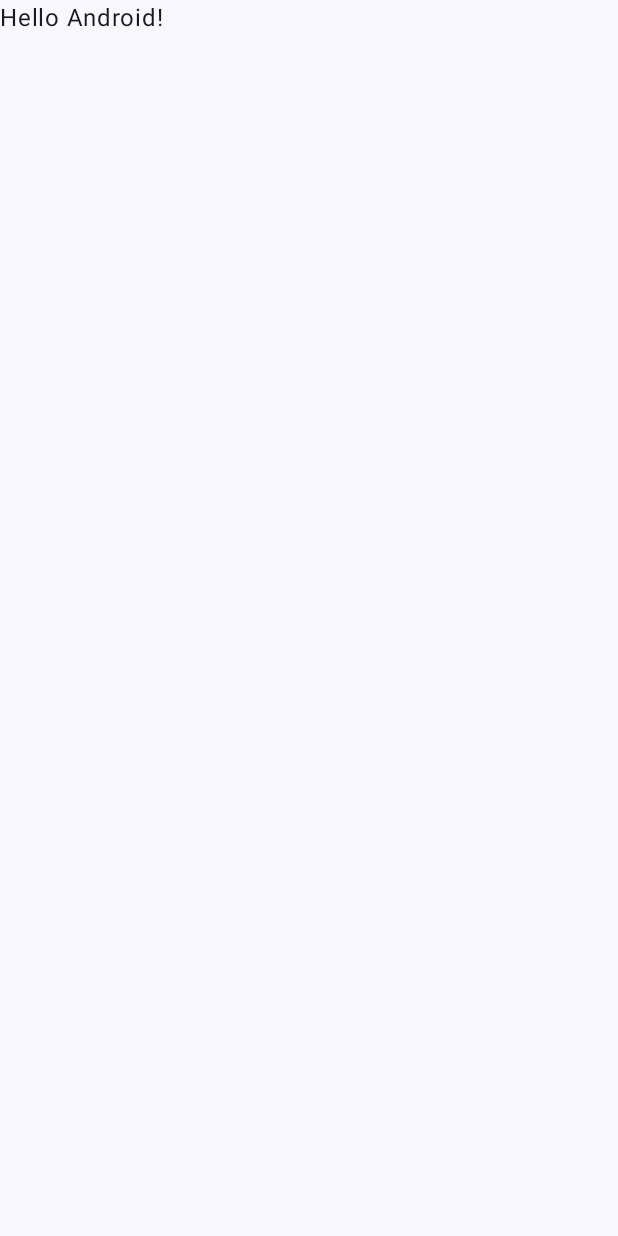
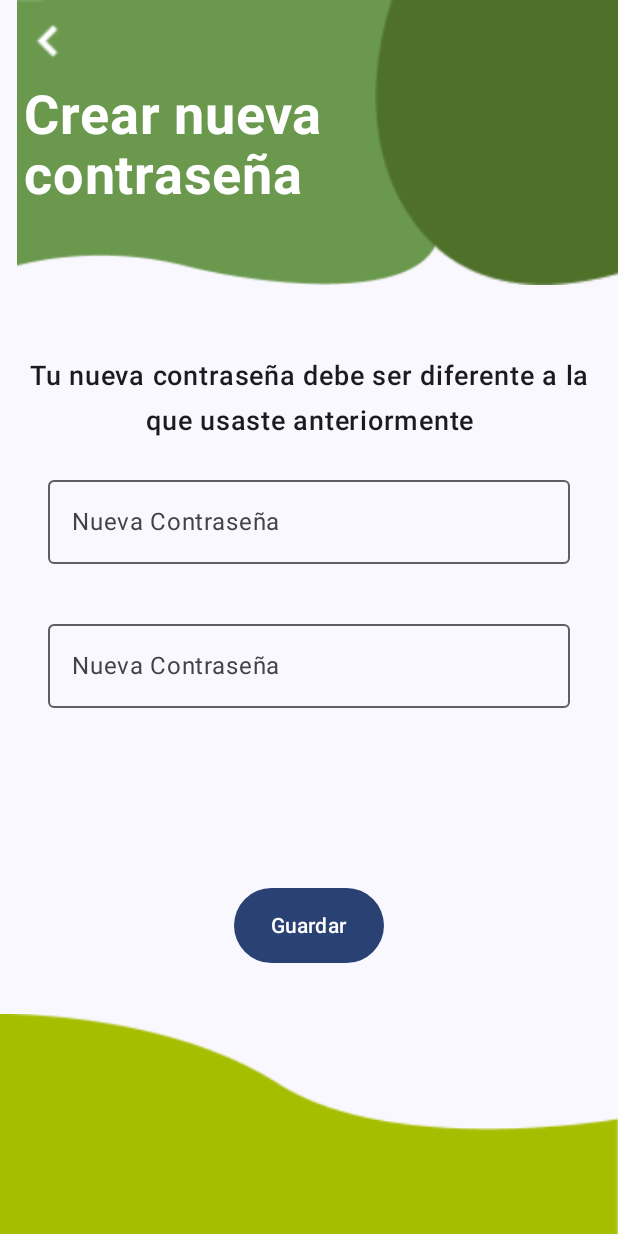
Before and after one commit to marcoolucio17/LechendasApp, an Android app built with Jetpack Compose: the screen it shows after launch (MainActivity), on a phone screen of 412 x 824 dp. Before the commit the screen is almost empty. Run offline under Robolectric (Android 15) with nearby library versions, the phone set to English and light mode, and no system bars.

Commit message:
new password finished and login started

```diff
--- a/app/src/main/java/com/example/lechendasapp/MainActivity.kt
+++ b/app/src/main/java/com/example/lechendasapp/MainActivity.kt
@@ -11,6 +11,7 @@ import androidx.compose.material3.Text
 import androidx.compose.runtime.Composable
 import androidx.compose.ui.Modifier
 import androidx.compose.ui.tooling.preview.Preview
+import com.example.lechendasapp.Views.NewPasswordScreen
 import com.example.lechendasapp.ui.theme.LechendasAppTheme
 
 class MainActivity : ComponentActivity() {
@@ -19,29 +20,8 @@ class MainActivity : ComponentActivity() {
         enableEdgeToEdge()
         setContent {
             LechendasAppTheme {
-                Scaffold(modifier = Modifier.fillMaxSize()) { innerPadding ->
-                    Greeting(
-                        name = "Android",
-                        modifier = Modifier.padding(innerPadding)
-                    )
+                NewPasswordScreen()
                 }
             }
         }
     }
-}
-
-@Composable
-fun Greeting(name: String, modifier: Modifier = Modifier) {
-    Text(
-        text = "Hello $name!",
-        modifier = modifier
-    )
-}
-
-@Preview(showBackground = true)
-@Composable
-fun GreetingPreview() {
-    LechendasAppTheme {
-        Greeting("Android")
-    }
-}
--- /dev/null
+++ b/app/src/main/java/com/example/lechendasapp/Views/New Password.kt
@@ -0,0 +1,244 @@
+package com.example.lechendasapp.Views
+
+import android.os.Bundle
+import androidx.activity.ComponentActivity
+import androidx.activity.compose.setContent
+import androidx.compose.foundation.Image
+import androidx.compose.foundation.background
+import androidx.compose.foundation.layout.*
+import androidx.compose.material3.*
+import androidx.compose.runtime.Composable
+import androidx.compose.ui.Alignment
+import androidx.compose.ui.Modifier
+import androidx.compose.ui.geometry.Size
+import androidx.compose.ui.graphics.Color
+import androidx.compose.ui.res.painterResource
+import androidx.compose.ui.text.font.FontWeight
+import androidx.compose.ui.text.style.TextAlign
+import androidx.compose.ui.tooling.preview.Preview
+import androidx.compose.ui.unit.dp
+import androidx.compose.ui.unit.sp
+import com.example.lechendasapp.ui.theme.LechendasAppTheme
+import com.example.lechendasapp.R // Import the R file that links your resources
+import androidx.compose.foundation.layout.fillMaxWidth
+import androidx.compose.foundation.layout.padding
+import androidx.compose.material3.OutlinedTextField
+import androidx.compose.material3.Text
+import androidx.compose.runtime.*
+import androidx.compose.ui.unit.dp
+import androidx.compose.material3.MaterialTheme
+
+// Entry point
+@Composable
+fun NewPasswordScreen() {
+    LechendasAppTheme {
+        // Scaffold with custom header and footer
+        Scaffold(
+            modifier = Modifier.fillMaxSize(),
+            topBar = { AppHeader() },  // Custom Header
+            bottomBar = { AppFooter() }  // Footer
+        ) { innerPadding ->
+            MainBody(
+                modifier = Modifier.padding(innerPadding)
+            )
+        }
+    }
+}
+
+// Custom Header with Row and Images
+@Composable
+fun AppHeader() {
+    // Custom layout with images at the top
+    Column(
+        modifier = Modifier
+            .fillMaxWidth()
+            .height(190.dp), // Adjust height of the header area
+        // horizontalAlignment = Alignment.CenterHorizontally
+    ) {
+        Box(
+            modifier = Modifier.fillMaxWidth()
+        ) {
+            // First Image (larger and positioned behind)
+            ImageWithTextOverlay(
+                imageRes = R.drawable.vector_5, // Your image resource
+                text = "Crear nueva contraseña",        // Text to overlay
+                modifier = Modifier.size(550.dp) // You can adjust the size if needed
+
+            )
+
+            // Second Image (overlap on top of the first image)
+            Image(
+                painter = painterResource(R.drawable.vector_1), // Replace with your image resource
+                contentDescription = "Logo 2",
+                modifier = Modifier
+                    .size(190.dp)
+                    .align(Alignment.CenterStart) // Align it to start (to overlap)
+                    .offset(x = 250.dp) // Adjust offset to overlap with the first image
+
+            )
+        }
+    }
+}
+
+@Composable
+fun ImageWithTextOverlay(
+    imageRes: Int, // Image resource ID
+    text: String,  // Text to overlay
+    modifier: Modifier = Modifier // Optional modifier for external customization
+) {
+    Box(
+        modifier = modifier
+            .fillMaxWidth() // Make the composable fill the width
+            .height(550.dp) // Adjust the height as needed
+    ) {
+        // The image in the background
+        Image(
+            painter = painterResource(id = imageRes),
+            contentDescription = null, // Content description for accessibility
+            modifier = Modifier
+                .fillMaxSize() // Make the image fill the whole Box
+        )
+
+        // The text overlay on top of the image
+        Column(
+            verticalArrangement = Arrangement.Top,
+            horizontalAlignment = Alignment.Start,
+            modifier = Modifier.fillMaxHeight()
+                .padding(top = 0.dp)
+        ) {
+            TextButton(onClick = {}) {
+                Image(
+                    painter = painterResource(R.drawable.keyboard_arrow_left),
+                    contentDescription = null, // Content description for accessibility
+                    modifier = Modifier
+                        .size(40.dp) // Make the image fill the whole Box
+                )
+            }
+
+            Text(
+                text = text,
+                color = Color.White, // Make text white
+                fontSize = 36.sp, // Increase font size
+                fontWeight = FontWeight.Bold,
+                lineHeight = 40.sp,
+                modifier = Modifier
+                    .padding(16.dp, 0.dp), // Add padding for spacing
+
+            )
+        }
+    }
+}
+
+
+@Composable
+fun SimpleInputBox() {
+    // Estado para almacenar el valor ingresado por el usuario
+    var text by remember { mutableStateOf("") }
+
+    // OutlinedTextField para la caja de texto
+    OutlinedTextField(
+        value = text,
+        onValueChange = { text = it }, // Actualizar el valor cuando el usuario escriba
+        label = { Text("Nueva Contraseña") }, // Etiqueta que aparece en la caja
+        singleLine = true, // Mantener el texto en una sola línea
+        modifier = Modifier
+            .fillMaxWidth() // Ocupar el ancho completo
+            .padding(16.dp), // Agregar un padding alrededor de la caja de texto
+        textStyle = MaterialTheme.typography.bodyLarge // Estilo del texto
+    )
+}
+
+// Footer
+@Composable
+fun AppFooter() {
+    // Custom layout with images at the top
+    Column(
+        modifier = Modifier
+            .fillMaxWidth()
+            .padding(top = 16.dp)
+            .height(150.dp), // Adjust height of the header area
+        horizontalAlignment = Alignment.CenterHorizontally
+    ) {
+        Row(
+            modifier = Modifier.fillMaxWidth(),
+            horizontalArrangement = Arrangement.SpaceBetween, // Space between the images
+            verticalAlignment = Alignment.CenterVertically
+        ) {
+            // First Image (enlarge image)
+            Image(
+                painter = painterResource(R.drawable.vector_3), // Replace with your image resource
+                contentDescription = "Logo 3",
+                modifier = Modifier.size(550.dp) // Set size for the first image
+            )
+        }
+    }
+}
+
+@Composable
+fun MainBody(
+    modifier: Modifier = Modifier, // Optional modifier for external customization
+) {
+    Box(
+        modifier = modifier
+            .fillMaxSize() // Fill the maximum available width and height
+    ) {
+        Column(
+            modifier = Modifier
+                .fillMaxSize() // Fill the maximum size
+                .padding(16.dp), // Optional padding for spacing
+            verticalArrangement = Arrangement.SpaceBetween // Space between inner column and button
+        ) {
+            // Inner column with content passed as parameter
+            Column(
+                horizontalAlignment = Alignment.CenterHorizontally,
+                modifier = Modifier.fillMaxWidth() // Inner column fills available width
+                    .padding(top = 30.dp)
+
+            ) {
+                Column(
+                    horizontalAlignment = Alignment.CenterHorizontally,
+                ) {
+
+                    Text(
+                        text = "Tu nueva contraseña debe ser diferente a la que usaste anteriormente",
+                        textAlign = TextAlign.Center,
+                        fontSize = 18.sp,
+                        fontWeight = FontWeight.Medium,
+                        lineHeight = 30.sp
+
+                    )
+
+                }
+
+
+                Column(
+                    horizontalAlignment = Alignment.CenterHorizontally
+                ){
+                    SimpleInputBox()
+                    SimpleInputBox()
+                }
+
+            }
+
+            // Button at the bottom
+            Button(
+                onClick = { /* Action for the button */ },
+                modifier = Modifier.align(Alignment.CenterHorizontally)
+                    .height(50.dp)
+                    .width(100.dp)
+            ) {
+                Text(text = "Guardar")
+            }
+        }
+    }
+}
+
+
+
+
+// Preview for Composable function
+@Preview(showBackground = true, showSystemUi = true)
+@Composable
+fun NewPasswordScreenPreview() {
+    NewPasswordScreen()
+    }
```
Also changed, not shown: app/src/main/java/com/example/lechendasapp/Views/Login.kt (added, +115 -0 lines), app/src/main/res/drawable/keyboard_arrow_left.png (added), app/src/main/res/drawable/vector_1.png (added), app/src/main/res/drawable/vector_1_login.png (added), app/src/main/res/drawable/vector_3.png (added), app/src/main/res/drawable/vector_4.png (added), app/src/main/res/drawable/vector_5.png (added), app/src/main/res/drawable/vector_5_login.png (added), app/src/main/res/drawable/vectortop.jpg (added).
